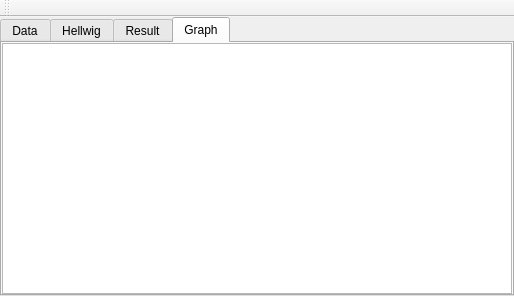
Old version of the form Hellwig/hellwig.ui in the repository rivix666/PO_Hellwig.
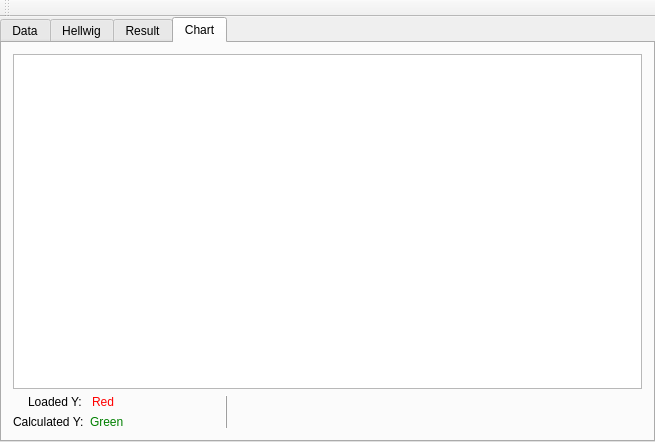
New version of the form. The open tabs and pages were chosen to show the change. Icons and pictures are not drawn.

What changed in the file:
```diff
--- a/Hellwig/hellwig.ui
+++ b/Hellwig/hellwig.ui
@@ -6,8 +6,8 @@
    <rect>
     <x>0</x>
     <y>0</y>
-    <width>514</width>
-    <height>258</height>
+    <width>655</width>
+    <height>442</height>
    </rect>
   </property>
   <property name="windowTitle">
@@ -529,14 +529,163 @@
       </widget>
       <widget class="QWidget" name="tab_4">
        <attribute name="title">
-        <string>Graph</string>
+        <string>Chart</string>
        </attribute>
-       <layout class="QHBoxLayout" name="horizontalLayout_6">
-        <property name="margin">
-         <number>0</number>
-        </property>
+       <layout class="QVBoxLayout" name="verticalLayout_11">
         <item>
-         <widget class="QGraphicsView" name="graphicsView"/>
+         <widget class="QGraphicsView" name="graphicsView">
+          <property name="renderHints">
+           <set>QPainter::HighQualityAntialiasing|QPainter::TextAntialiasing</set>
+          </property>
+          <property name="dragMode">
+           <enum>QGraphicsView::ScrollHandDrag</enum>
+          </property>
+         </widget>
+        </item>
+        <item>
+         <layout class="QHBoxLayout" name="horizontalLayout_6">
+          <item>
+           <layout class="QVBoxLayout" name="verticalLayout_10">
+            <item>
+             <layout class="QFormLayout" name="formLayout_3">
+              <item row="0" column="0">
+               <widget class="QLabel" name="label_6">
+                <property name="text">
+                 <string>Loaded Y: </string>
+                </property>
+                <property name="indent">
+                 <number>15</number>
+                </property>
+               </widget>
+              </item>
+              <item row="0" column="1">
+               <widget class="QLabel" name="label_7">
+                <property name="text">
+                 <string> &lt;font color=&quot;red&quot;&gt;Red&lt;/font&gt; </string>
+                </property>
+               </widget>
+              </item>
+             </layout>
+            </item>
+            <item>
+             <layout class="QFormLayout" name="formLayout_2">
+              <item row="0" column="0">
+               <widget class="QLabel" name="label_8">
+                <property name="text">
+                 <string>Calculated Y:</string>
+                </property>
+               </widget>
+              </item>
+              <item row="0" column="1">
+               <widget class="QLabel" name="label_9">
+                <property name="text">
+                 <string> &lt;font color=&quot;green&quot;&gt;Green&lt;/font&gt; </string>
+                </property>
+               </widget>
+              </item>
+             </layout>
+            </item>
+           </layout>
+          </item>
+          <item>
+           <widget class="QPushButton" name="pushButton_graph_zoom_out">
+            <property name="toolTip">
+             <string>Zoom out</string>
+            </property>
+            <property name="text">
+             <string/>
+            </property>
+            <property name="icon">
+             <iconset resource="hellwig.qrc">
+              <normaloff>:/Resources/magnifier_zoom_out.png</normaloff>:/Resources/magnifier_zoom_out.png</iconset>
+            </property>
+            <property name="iconSize">
+             <size>
+              <width>24</width>
+              <height>24</height>
+             </size>
+            </property>
+            <property name="shortcut">
+             <string>-</string>
+            </property>
+            <property name="flat">
+             <bool>true</bool>
+            </property>
+           </widget>
+          </item>
+          <item>
+           <widget class="QPushButton" name="pushButton_graph_zoom_in">
+            <property name="toolTip">
+             <string>Zoom in</string>
+            </property>
+            <property name="text">
+             <string/>
+            </property>
+            <property name="icon">
+             <iconset resource="hellwig.qrc">
+              <normaloff>:/Resources/magnifier_zoom_in.png</normaloff>:/Resources/magnifier_zoom_in.png</iconset>
+            </property>
+            <property name="iconSize">
+             <size>
+              <width>24</width>
+              <height>24</height>
+             </size>
+            </property>
+            <property name="shortcut">
+             <string>+</string>
+            </property>
+            <property name="flat">
+             <bool>true</bool>
+            </property>
+           </widget>
+          </item>
+          <item>
+           <widget class="QFrame" name="frame_8">
+            <property name="frameShape">
+             <enum>QFrame::VLine</enum>
+            </property>
+            <property name="frameShadow">
+             <enum>QFrame::Raised</enum>
+            </property>
+           </widget>
+          </item>
+          <item>
+           <widget class="QPushButton" name="pushButton_graph_clear">
+            <property name="toolTip">
+             <string>Clear chart</string>
+            </property>
+            <property name="text">
+             <string/>
+            </property>
+            <property name="icon">
+             <iconset resource="hellwig.qrc">
+              <normaloff>:/Resources/broom.png</normaloff>:/Resources/broom.png</iconset>
+            </property>
+            <property name="iconSize">
+             <size>
+              <width>24</width>
+              <height>24</height>
+             </size>
+            </property>
+            <property name="flat">
+             <bool>true</bool>
+            </property>
+           </widget>
+          </item>
+          <item>
+           <spacer name="horizontalSpacer_6">
+            <property name="orientation">
+             <enum>Qt::Horizontal</enum>
+            </property>
+            <property name="sizeHint" stdset="0">
+             <size>
+              <width>40</width>
+              <height>20</height>
+             </size>
+            </property>
+           </spacer>
+          </item>
+         </layout>
         </item>
        </layout>
       </widget>
```
Left out of the diff: 79 changed lines with no effect on the pictures.
